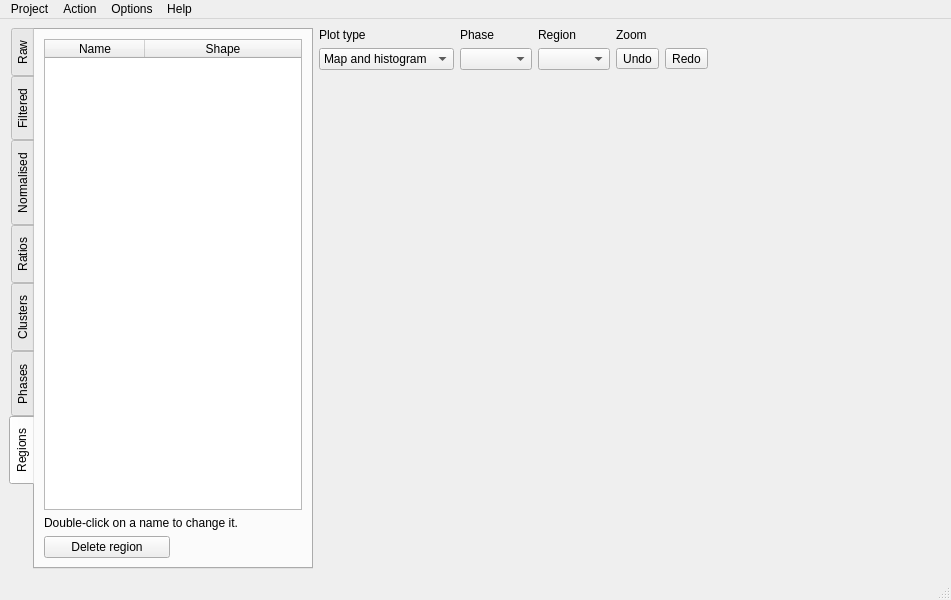
Above: src/resources/ui_main_window.ui from ianthomas23/QACD-quack before the change. Below: the same form after it.
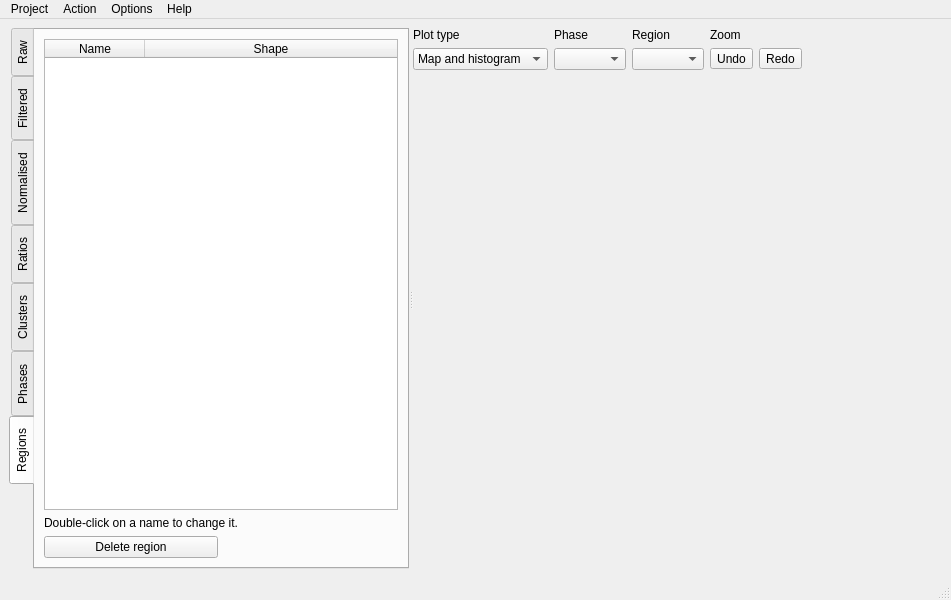
That is the form after the change. Icons and pictures are not drawn. Custom widgets are drawn as their Qt base class.

Commit message: Vertical qsplitter in main window

Patch:
```diff
--- a/src/resources/ui_main_window.ui
+++ b/src/resources/ui_main_window.ui
@@ -20,8 +20,13 @@
   <widget class="QWidget" name="centralwidget">
    <layout class="QVBoxLayout" name="verticalLayout_2">
     <item>
-     <layout class="QHBoxLayout" name="hlayout" stretch="0,1">
-      <item>
+     <widget class="QSplitter" name="splitter">
+      <property name="orientation">
+       <enum>Qt::Horizontal</enum>
+      </property>
+      <property name="childrenCollapsible">
+       <bool>false</bool>
+      </property>
        <widget class="QTabWidget" name="tabWidget">
         <property name="sizePolicy">
          <sizepolicy hsizetype="Minimum" vsizetype="Expanding">
@@ -703,8 +708,7 @@
          </layout>
         </widget>
        </widget>
-      </item>
-      <item>
+      <widget class="QWidget" name="rightVerticalLayoutWidget">
        <layout class="QVBoxLayout" name="rightVerticalLayout">
         <item>
          <layout class="QHBoxLayout" name="topRightHorizontalLayout" stretch="0,1">
@@ -861,7 +865,7 @@
         <item>
          <widget class="MatplotlibWidget" name="matplotlibWidget" native="true">
           <property name="sizePolicy">
-           <sizepolicy hsizetype="Preferred" vsizetype="Preferred">
+           <sizepolicy hsizetype="Expanding" vsizetype="Preferred">
             <horstretch>1</horstretch>
             <verstretch>1</verstretch>
            </sizepolicy>
@@ -869,8 +873,8 @@
          </widget>
         </item>
        </layout>
-      </item>
-     </layout>
+      </widget>
+     </widget>
     </item>
    </layout>
   </widget>
```
Left out of the diff: 4 changed lines with no effect on the pictures. Lines whose indentation alone changed are shown as unchanged. The commit also changes 7 other files.
